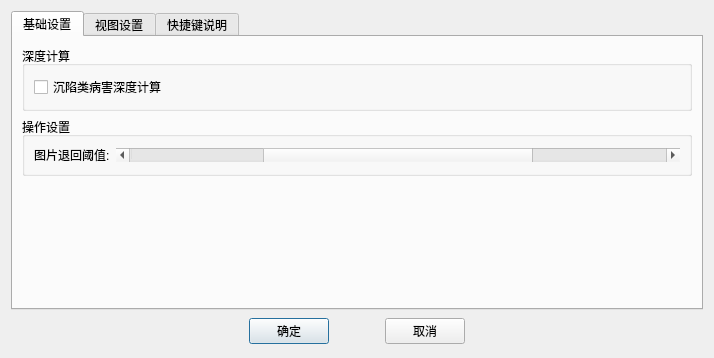
Old version of the form hnRoadDataProcess/hnProjectConfig.ui in the repository 2405cwb/RoadDataProcess.
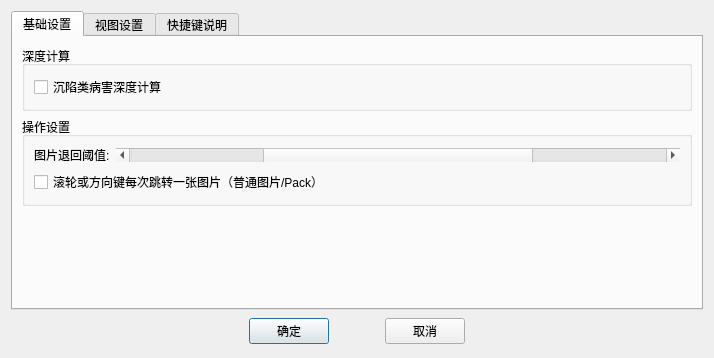
New version of the form. The open tabs and pages were chosen to show the change.

```diff
--- a/hnRoadDataProcess/hnProjectConfig.ui
+++ b/hnRoadDataProcess/hnProjectConfig.ui
@@ -94,6 +94,13 @@
             </property>
            </widget>
           </item>
+          <item row="1" column="0" colspan="2">
+           <widget class="QCheckBox" name="wheelScrollOneImageCheckBox">
+            <property name="text">
+             <string>滚轮或方向键每次跳转一张图片（普通图片/Pack）</string>
+            </property>
+           </widget>
+          </item>
          </layout>
         </widget>
        </item>
```
